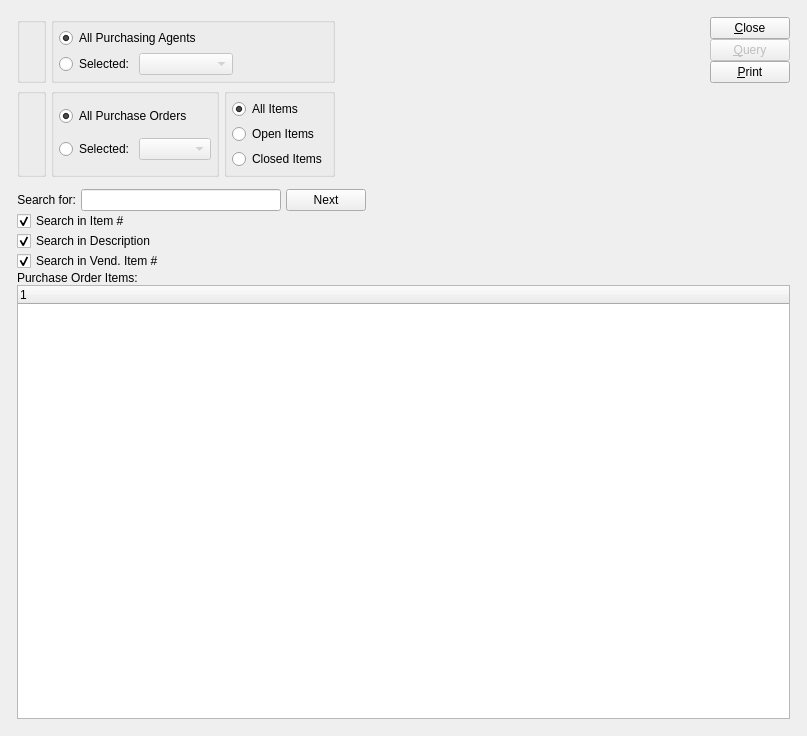
Before: the Qt Designer form guiclient/dspPoItemsByVendor.ui in Pegasus-RPG/xtuple-client, drawn with Qt 5.
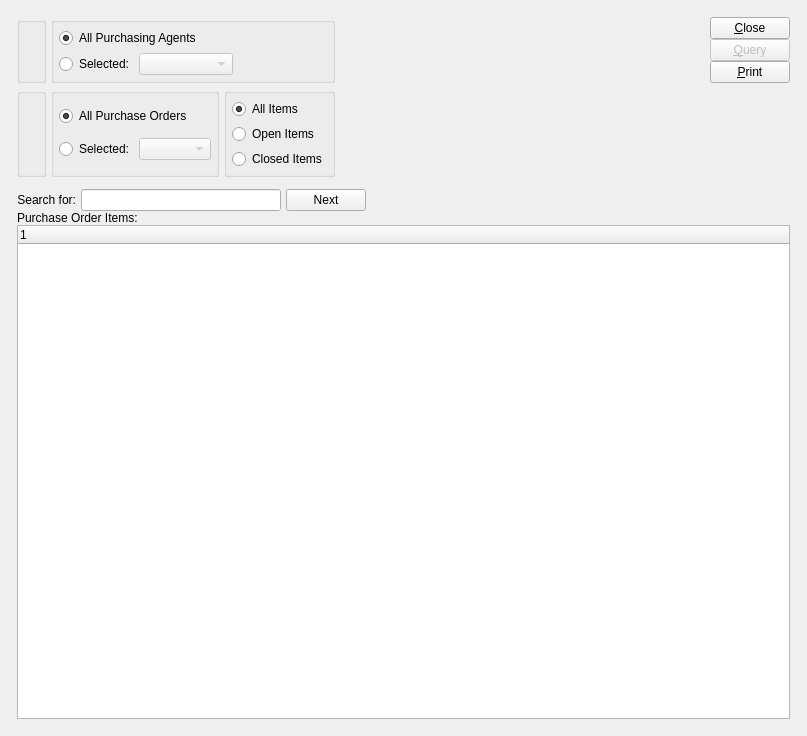
After: the same form once the commit is applied. Custom widgets are drawn as their Qt base class.

Commit message: issue #8396:  Remove check boxes to reduce clutter.

The edit to the form file:
```diff
--- a/guiclient/dspPoItemsByVendor.ui
+++ b/guiclient/dspPoItemsByVendor.ui
@@ -367,36 +367,6 @@
               </item>
              </layout>
             </item>
-            <item row="1" column="0">
-             <widget class="XCheckBox" name="_searchItemNum">
-              <property name="text">
-               <string>Search in Item #</string>
-              </property>
-              <property name="checked">
-               <bool>true</bool>
-              </property>
-             </widget>
-            </item>
-            <item row="2" column="0">
-             <widget class="XCheckBox" name="_searchDesc">
-              <property name="text">
-               <string>Search in Description</string>
-              </property>
-              <property name="checked">
-               <bool>true</bool>
-              </property>
-             </widget>
-            </item>
-            <item row="3" column="0">
-             <widget class="XCheckBox" name="_searchVendItem">
-              <property name="text">
-               <string>Search in Vend. Item #</string>
-              </property>
-              <property name="checked">
-               <bool>true</bool>
-              </property>
-             </widget>
-            </item>
            </layout>
           </item>
           <item>
@@ -428,11 +398,6 @@
  <layoutdefault spacing="5" margin="5"/>
  <pixmapfunction>qPixmapFromMimeSource</pixmapfunction>
  <customwidgets>
-  <customwidget>
-   <class>XCheckBox</class>
-   <extends>QCheckBox</extends>
-   <header>xcheckbox.h</header>
-  </customwidget>
   <customwidget>
    <class>VendorCluster</class>
    <extends>QWidget</extends>
```
The commit also changes 1 other file.
